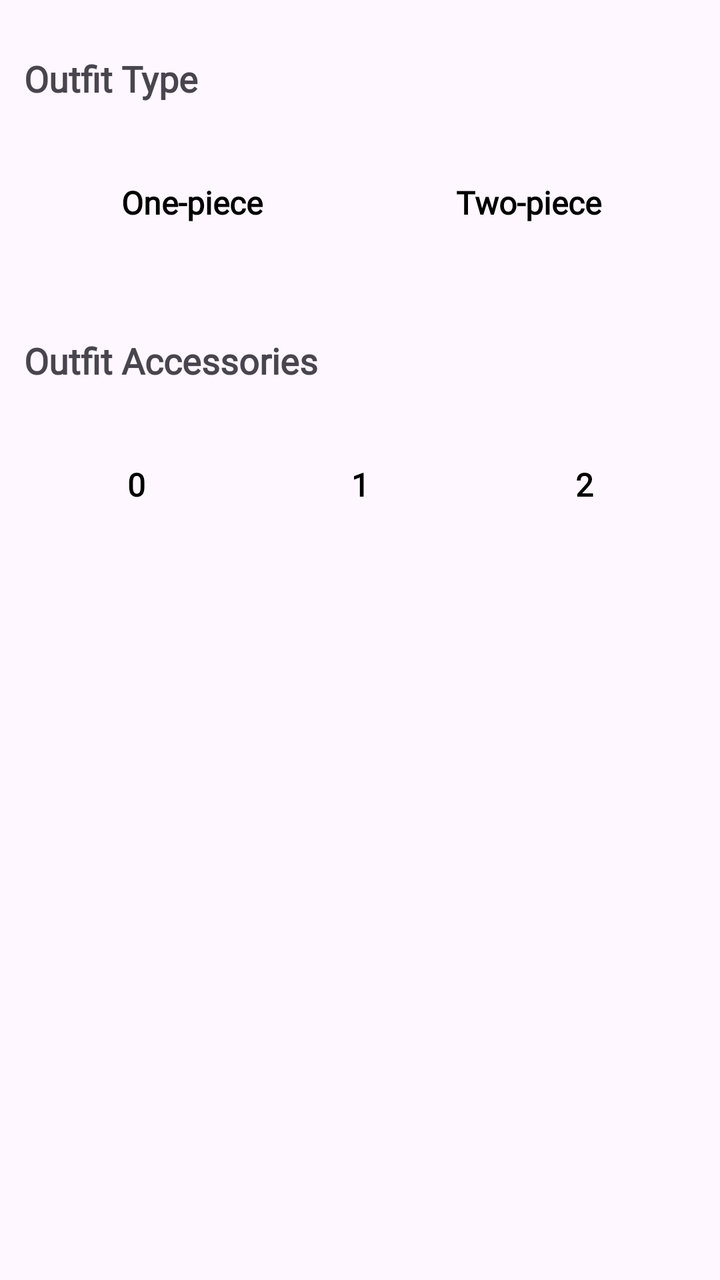
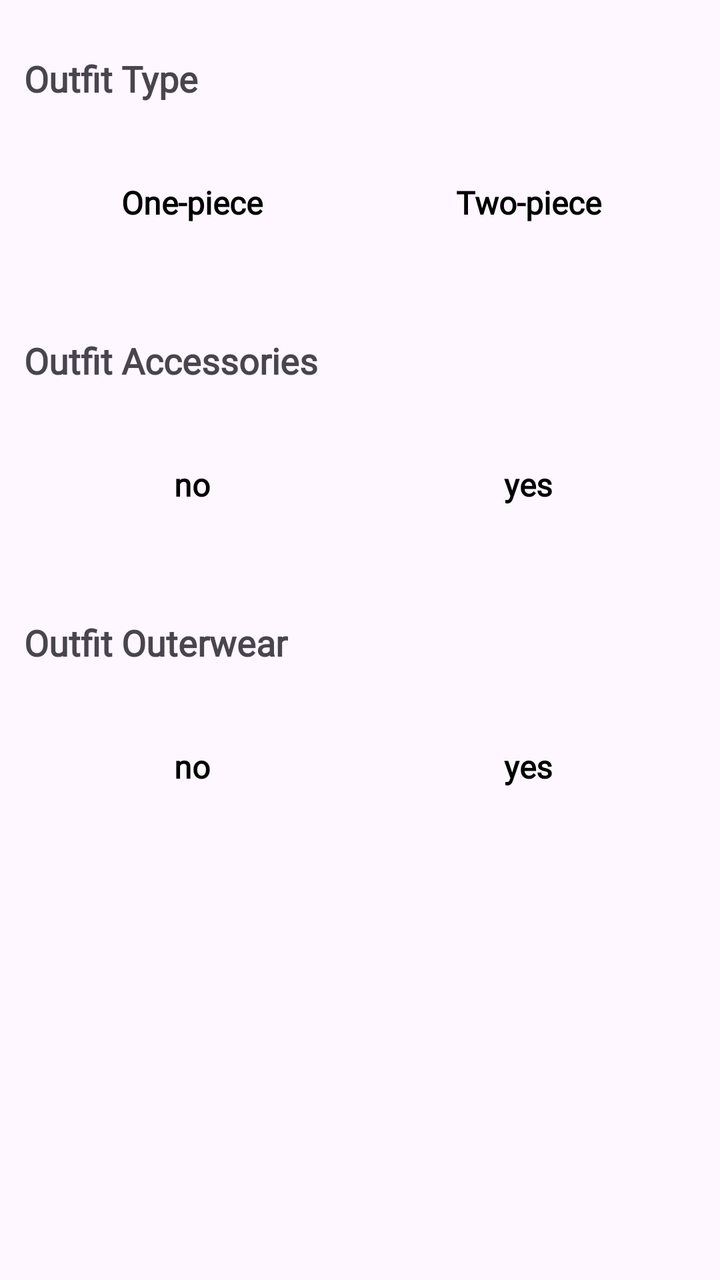

The first picture is an Android layout as it rendered before a commit; the second is the same layout after the commit. The layout source and the unified diff follow.
<!-- AndroidManifest.xml: application theme Theme.StyleWIZ_vol2 -->
<!-- res/layout/type_selector.xml -->
<LinearLayout xmlns:android="http://schemas.android.com/apk/res/android"
    android:id="@+id/typeContainer"
    android:layout_width="match_parent"
    android:layout_height="match_parent"
    android:orientation="vertical"
    android:layout_margin="20dp"

    android:padding="12dp">

    
    <TextView
        android:layout_width="wrap_content"
        android:layout_height="wrap_content"
        android:text="Outfit Type"
        android:textStyle="bold"
        android:layout_marginTop="15dp"
        android:textSize="18sp"
        android:paddingBottom="8dp"
        android:fontFamily="@font/roboto" />

    <GridLayout
        android:id="@+id/outfitTypeGrid"
        android:layout_width="match_parent"
        android:layout_height="wrap_content"
        android:columnCount="2"
        android:layout_marginTop="15dp"
        android:useDefaultMargins="true"
        android:alignmentMode="alignMargins">

        <TextView
            android:id="@+id/typeOnePiece"
            style="@style/StyleTagText"
            android:layout_height="wrap_content"
            android:tag="one_piece"
            android:text="One-piece"/>

        <TextView
            android:id="@+id/typeTwoPiece"
            style="@style/StyleTagText"
            android:layout_height="wrap_content"
            android:tag="two_piece"
            android:text="Two-piece" />
    </GridLayout>

    
    <TextView
        android:layout_width="wrap_content"
        android:layout_height="wrap_content"
        android:text="Outfit Accessories"
        android:textStyle="bold"
        android:textSize="18sp"
        android:layout_marginTop="40dp"
        android:paddingBottom="8dp"
        android:fontFamily="@font/roboto" />

    <GridLayout
        android:id="@+id/accessoriesGrid"
        android:layout_width="match_parent"
        android:layout_height="wrap_content"
        android:columnCount="3"
        android:layout_marginTop="15dp"
        android:useDefaultMargins="true"
        android:alignmentMode="alignMargins">

        <TextView
            android:id="@+id/accessories0"
            style="@style/StyleTagText"
            android:layout_height="wrap_content"
            android:tag="0"
            android:text="0" />

        <TextView
            android:id="@+id/accessories1"
            style="@style/StyleTagText"
            android:tag="1"
            android:text="1" />

        <TextView
            android:id="@+id/accessories2"
            style="@style/StyleTagText"
            android:tag="2"
            android:text="2" />
    </GridLayout>

</LinearLayout>
<!-- resources referenced by this layout -->
<resources>
  <style name="StyleTagText">
          <item name="android:layout_width">0dp</item>
          <item name="android:layout_height">0dp</item>
          <item name="android:layout_columnWeight">1</item>
          <item name="android:layout_rowWeight">1</item>
          <item name="android:orientation">vertical</item>
          <item name="android:textColor">#000</item>
          <item name="android:textSize">16sp</item>
          <item name="android:textStyle">bold</item>
          <item name="android:fontFamily">@font/roboto</item>
          
          <item name="android:padding">12dp</item>
          <item name="android:gravity">center</item>
      </style>
  <style name="Theme.StyleWIZ_vol2" parent="Base.Theme.StyleWIZ_vol2" />
  <style name="Base.Theme.StyleWIZ_vol2" parent="Theme.Material3.DayNight.NoActionBar">
          
          
      </style>
</resources>

<!-- the commit's change to res/layout/type_selector.xml (unified diff, before → after) -->
@@ -66,20 +66,50 @@
             android:id="@+id/accessories0"
             style="@style/StyleTagText"
             android:layout_height="wrap_content"
-            android:tag="0"
-            android:text="0" />
+            android:tag="no"
+            android:text="no" />
 
         <TextView
             android:id="@+id/accessories1"
             style="@style/StyleTagText"
-            android:tag="1"
-            android:text="1" />
+            android:tag="yes"
+            android:text="yes" />
+
+    </GridLayout>
+
+    
+    <TextView
+        android:layout_width="wrap_content"
+        android:layout_height="wrap_content"
+        android:text="Outfit Outerwear"
+        android:textStyle="bold"
+        android:textSize="18sp"
+        android:layout_marginTop="40dp"
+        android:paddingBottom="8dp"
+        android:fontFamily="@font/roboto" />
+
+    <GridLayout
+        android:id="@+id/outerwearGrid"
+        android:layout_width="match_parent"
+        android:layout_height="wrap_content"
+        android:columnCount="3"
+        android:layout_marginTop="15dp"
+        android:useDefaultMargins="true"
+        android:alignmentMode="alignMargins">
 
         <TextView
-            android:id="@+id/accessories2"
+            android:id="@+id/outerwear0"
             style="@style/StyleTagText"
-            android:tag="2"
-            android:text="2" />
+            android:layout_height="wrap_content"
+            android:tag="no"
+            android:text="no" />
+
+        <TextView
+            android:id="@+id/outerwear1"
+            style="@style/StyleTagText"
+            android:tag="yes"
+            android:text="yes" />
+
     </GridLayout>
 
 </LinearLayout>
